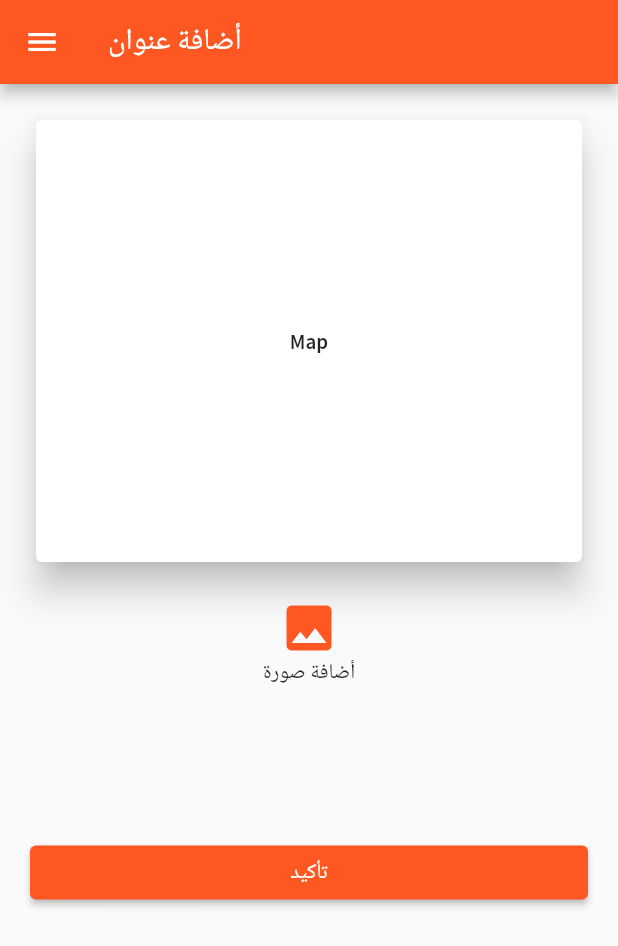
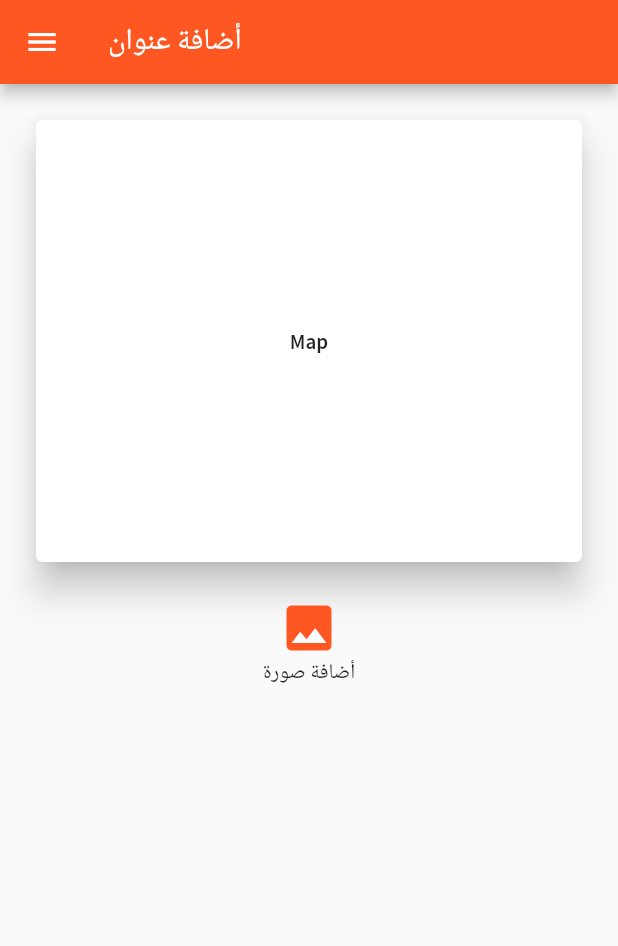
Before and after one commit to Nader15/gas, a Flutter app: the AddAddress screen opened directly, on a phone screen of 412 x 824 dp. Shown: the top 946 px of the screen. Run offline on Flutter 3.47's test engine with Material 2 defaults, Android fonts, the phone set to English and light mode, and no system bars; our stand-ins replace flutter_svg, image_picker, localize_and_translate, shared_preferences; missing offline and left inert: xs_progress_hud; accounts and stored records are empty.

Commit message:
edits cart

```diff
--- a/lib/ui/LoginScreens/verification.dart
+++ b/lib/ui/LoginScreens/verification.dart
@@ -105,7 +105,7 @@ class _SplashState extends State<Verify> {
                             }
                           }),
                     ),
-                    // TextButton(
+                    // FlatButton(
                     //   onPressed: () {},
                     //   child: Text(
                     //     "اعادة ارسال الكود",
--- a/lib/ui/add_address.dart
+++ b/lib/ui/add_address.dart
@@ -95,7 +95,7 @@ class _AddAddressState extends State<AddAddress> {
                             ),
                           ),
                         ),
-                        TextButton(
+                        FlatButton(
                             child: Text(
                               "حذف",
                               style: TextStyle(color: primaryAppColor),
@@ -111,16 +111,16 @@ class _AddAddressState extends State<AddAddress> {
                 height: 100,
               ),
 
-              Container(
-                width: MediaQuery.of(context).size.width,
-                child: ElevatedButton(
-                    style: ElevatedButton.styleFrom(
-                      primary: primaryAppColor, // background
-                      onPrimary: Colors.white, // foreground
-                    ),
-                    onPressed: () {},
-                    child: Text("تأكيد")),
-              )
+              // Container(
+              //   width: MediaQuery.of(context).size.width,
+              //   child: ElevatedButton(
+              //       style: ElevatedButton.styleFrom(
+              //         primary: primaryAppColor, // background
+              //         onPrimary: Colors.white, // foreground
+              //       ),
+              //       onPressed: () {},
+              //       child: Text("تأكيد")),
+              // )
             ],
           ),
         ),
--- a/lib/ui/cart.dart
+++ b/lib/ui/cart.dart
@@ -308,7 +308,7 @@ setState(() {
                 Row(
                   children: [
                     Icon(
-                      Icons.library_add_check_outlined,
+                      Icons.radio_button_unchecked,
                       color: greenAppColor,
                     ),
                     SizedBox(
@@ -380,7 +380,7 @@ setState(() {
                   ],
                 ),
                 Icon(
-                  Icons.library_add_check_outlined,
+                  Icons.check_box,
                   color: greenAppColor,
                 ),
               ],
--- a/lib/ui/my_wallet.dart
+++ b/lib/ui/my_wallet.dart
@@ -84,7 +84,7 @@ class _MyWalletState extends State<MyWallet> {
                           SizedBox(
                             height: 10,
                           ),
-                          TextButton(
+                          FlatButton(
                               onPressed: () {},
                               child: Row(
                                 crossAxisAlignment: CrossAxisAlignment.start,
@@ -197,7 +197,7 @@ class _MyWalletState extends State<MyWallet> {
                             ],
                           ),
                           CustomDivider(),
-                          TextButton(
+                          FlatButton(
                               onPressed: () {},
                               child: Row(
                                 crossAxisAlignment: CrossAxisAlignment.start,
--- a/lib/ui/notifications.dart
+++ b/lib/ui/notifications.dart
@@ -105,7 +105,7 @@ class _NotificationsState extends State<Notifications> {
                           Row(
                             mainAxisAlignment: MainAxisAlignment.end,
                             children: [
-                              TextButton(
+                              FlatButton(
                                   onPressed: () {},
                                   child: Text(
                                     getTranslated(context, "Delete"),
@@ -124,7 +124,7 @@ class _NotificationsState extends State<Notifications> {
                   ),
                   Row(
                     children: [
-                      TextButton(
+                      FlatButton(
                           onPressed: () {},
                           child: Text(
                             getTranslated(context, "DeleteAll"),
@@ -132,7 +132,7 @@ class _NotificationsState extends State<Notifications> {
                                 color: greenAppColor,
                                 fontWeight: FontWeight.w100),
                           )),
-                      TextButton(
+                      FlatButton(
                           onPressed: () {},
                           child: Text(
                             getTranslated(context, "DeleteSelected"),
```
Also changed, not shown: lib/ui/HomeScreens/new_products.dart (+5 -5 lines), pubspec.lock, 21 other files.
